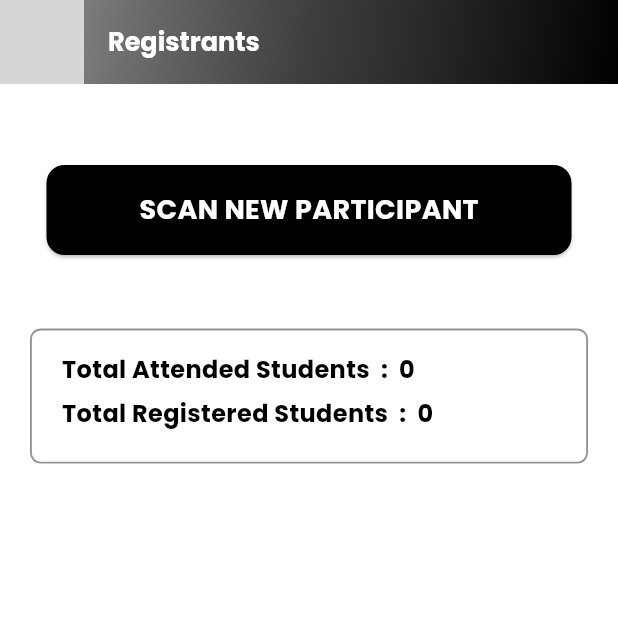
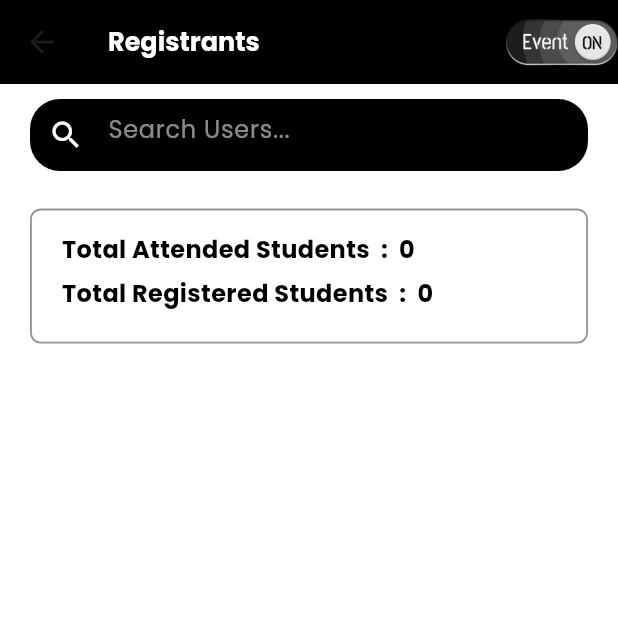
Before and after one commit to chaithanyashaji/EventON, a Flutter app: the Attendee screen opened directly with empty values, on a phone screen of 412 x 824 dp, the top half of it. Run offline on Flutter 3.47's test engine with Material 3 defaults, Android fonts, the phone set to English and light mode, and no system bars; our stand-ins replace cloud_firestore, firebase_auth, firebase_core, firebase_messaging, firebase_storage, flutter_dotenv and 8 more; missing offline and left inert: dialog_flowtter, qr_code_scanner; accounts and stored records are empty; generated files the repository leaves out were written again; project files that could hold a hidden picture were left out; grey boxes are pictures that could not be loaded.

Commit message:
attendee

```diff
--- a/lib/org/attendee.dart
+++ b/lib/org/attendee.dart
@@ -16,6 +16,8 @@ class Attendee extends StatefulWidget {
 
 class _AttendeeState extends State<Attendee> {
   List<attendModel> attendModelList = [];
+  List<attendModel> filteredList = [];
+  String searchQuery = '';
 
   @override
   void initState() {
@@ -23,7 +25,6 @@ class _AttendeeState extends State<Attendee> {
 
     final FirebaseFirestore db = FirebaseFirestore.instance;
 
-    // Clear the list before adding new data
     attendModelList.clear();
 
     db.collection("REGISTRATIONS")
@@ -41,31 +42,32 @@ class _AttendeeState extends State<Attendee> {
           ));
         }
 
-        // Update the state with the new list
         setState(() {
           attendModelList = newAttendees;
+          filteredList = newAttendees;
         });
       }
     });
+  }
+
+  void _filterSearchResults(String query) {
+    if (query.isEmpty) {
+      setState(() {
+        filteredList = attendModelList;
+      });
+    } else {
+      setState(() {
+        filteredList = attendModelList
+            .where((element) => element.name.toLowerCase().contains(query.toLowerCase()))
+            .toList();
+      });
+    }
   }
 
   @override
   Widget build(BuildContext context) {
     return Scaffold(
       appBar: AppBar(
-        flexibleSpace: Container(
-          decoration: BoxDecoration(
-            gradient: LinearGradient(
-              begin: Alignment.topLeft,
-              end: Alignment.bottomRight,
-              colors: [
-                Styles.yellowColor,
-                Styles.lblueColor,
-                Styles.blueColor,
-              ],
-            ),
-          ),
-        ),
         title: Text(
           'Registrants',
           style: TextStyle(
@@ -74,46 +76,40 @@ class _AttendeeState extends State<Attendee> {
             fontWeight: FontWeight.bold,
           ),
         ),
-        leading: SizedBox(
-          width: 800,
-          height: double.infinity,
-          child: Image.asset(
-            'assets/logowhite.png',
-            fit: BoxFit.fitHeight,
-          ),
-        ),
-        backgroundColor: Styles.blueColor,
+
+        backgroundColor: Colors.black,
+        actions: [
+          Image.asset('assets/EventOn.png', height: 32), // Logo on the rightmost end
+        ],
       ),
       backgroundColor: Colors.white,
       body: Column(
         children: [
-          Gap(50),
-          InkWell(
-            onTap: () {
-              Navigator.push(
-                context,
-                MaterialPageRoute(builder: (context) => qrpage()),
-              );
-            },
-            child: Card(
-              color: Styles.blueColor,
-              child: Container(
-                height: 60,
-                width: 350,
-                child: Center(
-                  child: Text(
-                    "SCAN NEW PARTICIPANT",
-                    style: TextStyle(
-                      color: Colors.white,
-                      fontSize: 18,
-                      fontWeight: FontWeight.bold,
-                    ),
-                  ),
+          Padding(
+            padding: const EdgeInsets.symmetric(horizontal: 20, vertical: 10),
+            child: Container(
+              decoration: BoxDecoration(
+                color: Colors.black,
+                borderRadius: BorderRadius.circular(20),
+              ),
+              child: TextField(
+                onChanged: (value) {
+                  setState(() {
+                    searchQuery = value;
+                  });
+                  _filterSearchResults(value);
+                },
+                style: TextStyle(color: Colors.white),
+                decoration: InputDecoration(
+                  hintText: "Search Users...",
+                  hintStyle: TextStyle(color: Colors.white54),
+                  prefixIcon: Icon(Icons.search, color: Colors.white),
+                  border: InputBorder.none,
                 ),
               ),
             ),
           ),
-          Gap(40),
+          Gap(10),
           Container(
             width: MediaQuery.of(context).size.width,
             height: 90,
@@ -163,9 +159,9 @@ class _AttendeeState extends State<Attendee> {
           Gap(35),
           Expanded(
             child: ListView.builder(
-              itemCount: attendModelList.length,
+              itemCount: filteredList.length,
               itemBuilder: (context, index) {
-                var item = attendModelList[index];
+                var item = filteredList[index];
                 return Container(
                   height: 165,
                   margin: EdgeInsets.only(
@@ -188,7 +184,7 @@ class _AttendeeState extends State<Attendee> {
                             crossAxisAlignment: CrossAxisAlignment.start,
                             children: [
                               Text(
-                                "Name  :  " + item.name,
+                                "${index + 1}. Name  :  " + item.name,
                                 style: TextStyle(
                                   fontWeight: FontWeight.bold,
                                   fontSize: 16,
@@ -196,6 +192,7 @@ class _AttendeeState extends State<Attendee> {
                                 ),
                               ),
                               Gap(3),
+                              // Display additional user details here if needed
                             ],
                           )
                         ],
--- a/lib/pages/communitypage.dart
+++ b/lib/pages/communitypage.dart
@@ -282,6 +282,7 @@ class _CommunityPageState extends State<CommunityPage> {
                         stream: FirebaseFirestore.instance
                             .collection('EVENTS')
                             .where('addedBy', isEqualTo: widget.communityId)
+                            //.orderBy('timestamp', descending: true) // Sort by eventDate in descending order
                             .snapshots(),
                         builder: (context, snapshot) {
                           if (!snapshot.hasData) {
```
Also changed, not shown: lib/pages/profile.dart (+154 -86 lines).
